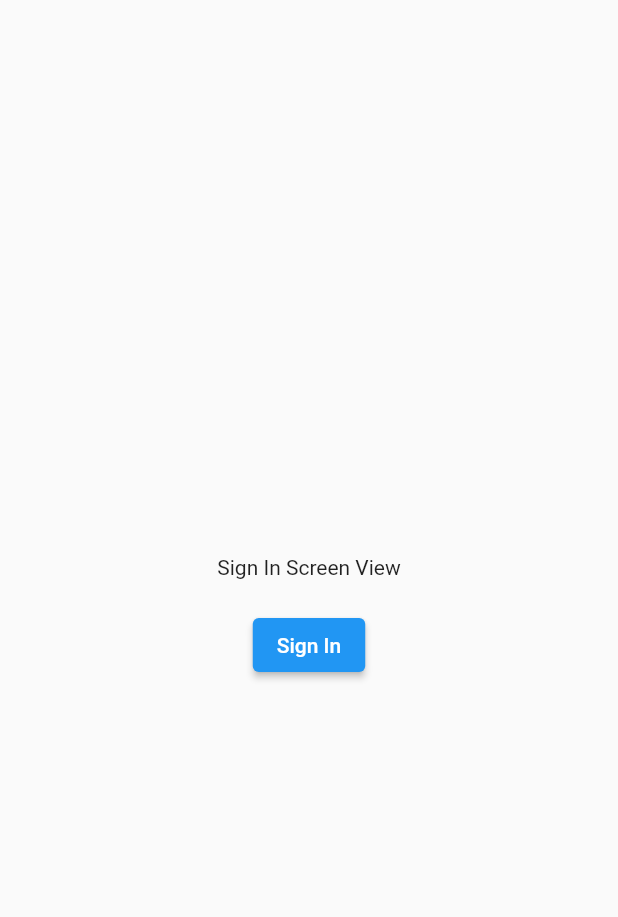
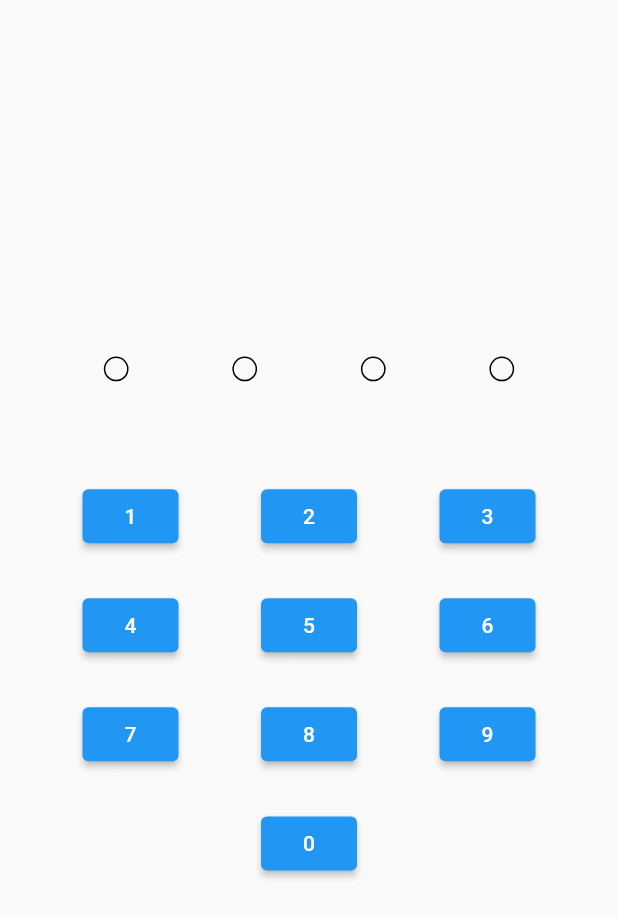
Before and after one commit to ShinMyth/The-Vault, a Flutter app: the screen it shows after launch, on a phone screen of 412 x 824 dp. Shown: the top 917 px of the screen. Run offline on Flutter 3.47's test engine with Material 2 defaults, Android fonts, the phone set to English and light mode, and no system bars; our stand-ins replace responsive_sizer.

Commit message:
Keith (UI - Ongoing) 2023-01-04

```diff
--- a/lib/main.dart
+++ b/lib/main.dart
@@ -1,7 +1,13 @@
 import 'package:vault/screens/splash_screen/splash_screen_view.dart';
 import 'package:flutter/material.dart';
+import 'package:flutter/services.dart';
+import 'package:responsive_sizer/responsive_sizer.dart';
 
 void main() {
+  WidgetsFlutterBinding.ensureInitialized();
+
+  SystemChrome.setPreferredOrientations([DeviceOrientation.portraitUp]);
+
   runApp(const MyApp());
 }
 
@@ -10,9 +16,13 @@ class MyApp extends StatelessWidget {
 
   @override
   Widget build(BuildContext context) {
-    return const MaterialApp(
-      title: 'The Vault',
-      home: SplashScreenView(),
+    return ResponsiveSizer(
+      builder: (context, orientation, screenType) {
+        return const MaterialApp(
+          title: 'The Vault',
+          home: SplashScreenView(),
+        );
+      },
     );
   }
 }
--- /dev/null
+++ b/lib/screens/sign_in_screen/sign_in_screen_controller.dart
@@ -0,0 +1,26 @@
+import 'package:vault/screens/accounts_screen/accounts_screen_view.dart';
+import 'package:flutter/material.dart';
+
+class SignInScreenController {
+  final Function() setstate;
+  final BuildContext context;
+
+  SignInScreenController({required this.setstate, required this.context});
+
+  String pin = "";
+
+  void enterPin(value) {
+    pin += value;
+
+    setstate();
+
+    if (pin.length == 4) {
+      Future.delayed(const Duration(milliseconds: 1500), () {
+        Navigator.pushReplacement(
+          context,
+          MaterialPageRoute(builder: (context) => const AccountsScreenView()),
+        );
+      });
+    }
+  }
+}
--- a/lib/screens/sign_in_screen/sign_in_screen_view.dart
+++ b/lib/screens/sign_in_screen/sign_in_screen_view.dart
@@ -1,5 +1,6 @@
-import 'package:vault/screens/accounts_screen/accounts_screen_view.dart';
+import 'package:vault/screens/sign_in_screen/sign_in_screen_controller.dart';
 import 'package:flutter/material.dart';
+import 'package:responsive_sizer/responsive_sizer.dart';
 
 class SignInScreenView extends StatefulWidget {
   const SignInScreenView({Key? key}) : super(key: key);
@@ -9,6 +10,18 @@ class SignInScreenView extends StatefulWidget {
 }
 
 class _SignInScreenViewState extends State<SignInScreenView> {
+  late SignInScreenController controller;
+
+  @override
+  void initState() {
+    controller = SignInScreenController(
+      setstate: () => setState(() {}),
+      context: context,
+    );
+
+    super.initState();
+  }
+
   @override
   Widget build(BuildContext context) {
     return Scaffold(
@@ -16,18 +29,116 @@ class _SignInScreenViewState extends State<SignInScreenView> {
         child: Column(
           mainAxisSize: MainAxisSize.min,
           children: [
-            const Text("Sign In Screen View"),
-            const SizedBox(height: 20),
-            ElevatedButton(
-              onPressed: () {
-                Navigator.pushReplacement(
-                  context,
-                  MaterialPageRoute(
-                      builder: (builder) => const AccountsScreenView()),
-                );
-              },
-              child: const Text("Sign In"),
-            )
+            Row(
+              mainAxisAlignment: MainAxisAlignment.spaceEvenly,
+              children: [
+                Container(
+                  height: 4.w,
+                  width: 4.w,
+                  decoration: BoxDecoration(
+                    border: Border.all(),
+                    color: controller.pin.isNotEmpty
+                        ? Theme.of(context).primaryColor
+                        : Colors.transparent,
+                    shape: BoxShape.circle,
+                  ),
+                ),
+                Container(
+                  height: 4.w,
+                  width: 4.w,
+                  decoration: BoxDecoration(
+                    border: Border.all(),
+                    color: controller.pin.length > 1
+                        ? Theme.of(context).primaryColor
+                        : Colors.transparent,
+                    shape: BoxShape.circle,
+                  ),
+                ),
+                Container(
+                  height: 4.w,
+                  width: 4.w,
+                  decoration: BoxDecoration(
+                    border: Border.all(),
+                    color: controller.pin.length > 2
+                        ? Theme.of(context).primaryColor
+                        : Colors.transparent,
+                    shape: BoxShape.circle,
+                  ),
+                ),
+                Container(
+                  height: 4.w,
+                  width: 4.w,
+                  decoration: BoxDecoration(
+                    border: Border.all(),
+                    color: controller.pin.length > 3
+                        ? Theme.of(context).primaryColor
+                        : Colors.transparent,
+                    shape: BoxShape.circle,
+                  ),
+                ),
+              ],
+            ),
+            SizedBox(height: 8.h),
+            Row(
+              mainAxisAlignment: MainAxisAlignment.spaceEvenly,
+              children: [
+                ElevatedButton(
+                  onPressed: () => controller.enterPin("1"),
+                  child: const Text("1"),
+                ),
+                ElevatedButton(
+                  onPressed: () => controller.enterPin("2"),
+                  child: const Text("2"),
+                ),
+                ElevatedButton(
+                  onPressed: () => controller.enterPin("3"),
+                  child: const Text("3"),
+                ),
+              ],
+            ),
+            SizedBox(height: 3.h),
+            Row(
+              mainAxisAlignment: MainAxisAlignment.spaceEvenly,
+              children: [
+                ElevatedButton(
+                  onPressed: () => controller.enterPin("4"),
+                  child: const Text("4"),
+                ),
+                ElevatedButton(
+                  onPressed: () => controller.enterPin("5"),
+                  child: const Text("5"),
+                ),
+                ElevatedButton(
+                  onPressed: () => controller.enterPin("6"),
+                  child: const Text("6"),
+                ),
+              ],
+            ),
+            SizedBox(height: 3.h),
+            Row(
+              mainAxisAlignment: MainAxisAlignment.spaceEvenly,
+              children: [
+                ElevatedButton(
+                  onPressed: () => controller.enterPin("7"),
+                  child: const Text("7"),
+                ),
+                ElevatedButton(
+                  onPressed: () => controller.enterPin("8"),
+                  child: const Text("8"),
+                ),
+                ElevatedButton(
+                  onPressed: () => controller.enterPin("9"),
+                  child: const Text("9"),
+                ),
+              ],
+            ),
+            SizedBox(height: 3.h),
+            Align(
+              child: ElevatedButton(
+                onPressed: () => controller.enterPin("0"),
+                child: const Text("0"),
+              ),
+            ),
           ],
         ),
       ),
--- a/pubspec.yaml
+++ b/pubspec.yaml
@@ -35,6 +35,9 @@ dependencies:
   # Use with the CupertinoIcons class for iOS style icons.
   cupertino_icons: ^1.0.2
 
+  # Responsive Sizer helps implement a responsive layout by providing helper widgets and extensions.
+  responsive_sizer: ^3.1.1
+
 dev_dependencies:
   flutter_test:
     sdk: flutter
@@ -56,6 +59,9 @@ flutter:
   # included with your application, so that you can use the icons in
   # the material Icons class.
   uses-material-design: true
+
+  assets:
+    - assets/images/
 
   # To add assets to your application, add an assets section, like this:
   # assets:
```
Also changed, not shown: lib/screens/account_details_screen/account_details_screen.dart (+27 -2 lines), lib/screens/accounts_screen/accounts_screen_view.dart (+20 -12 lines), lib/screens/splash_screen/splash_screen_view.dart (+8 -3 lines), assets/images/flutter-logo-with-label.png (added), assets/images/flutter-logo.png (added), 1 other file.
